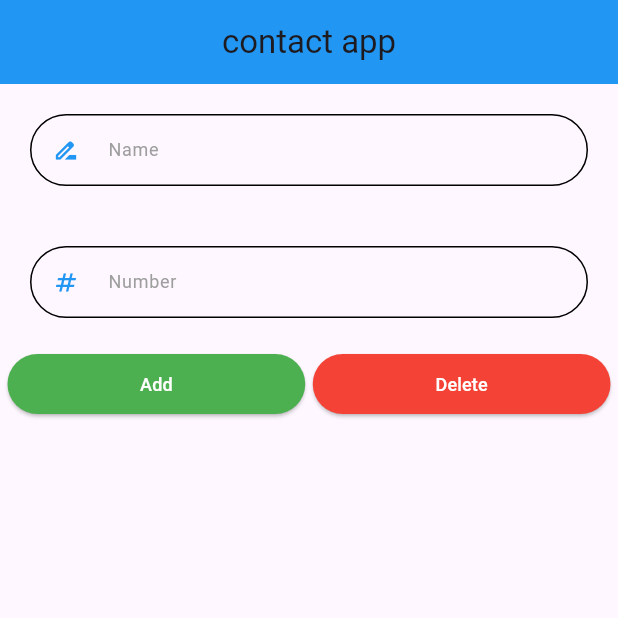
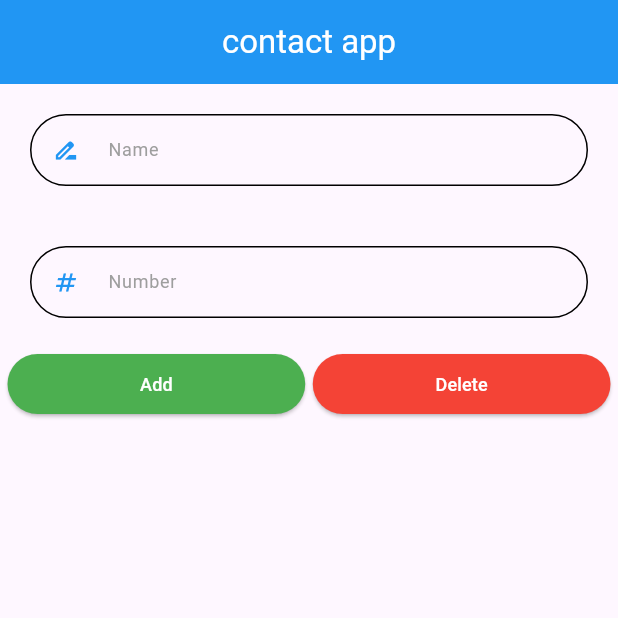
Before and after one commit to pgd8/contact-app, a Flutter app: the screen it shows after launch, on a phone screen of 412 x 824 dp, the top half of it. Run offline on Flutter 3.47's test engine with Material 3 defaults, Android fonts, the phone set to English and light mode, and no system bars.

Commit message:
appbar title's color

```diff
--- a/lib/Contact_Screen/contact_screen.dart
+++ b/lib/Contact_Screen/contact_screen.dart
@@ -11,7 +11,7 @@ class ContactScreen extends StatelessWidget {
   Widget build(BuildContext context) {
     return Scaffold(
       appBar: AppBar(
-        title: const Text('contact app'),
+        title: const Text('contact app',style: TextStyle(color: Colors.white),),
         centerTitle: true,
         backgroundColor: Colors.blue,
       ),
```
